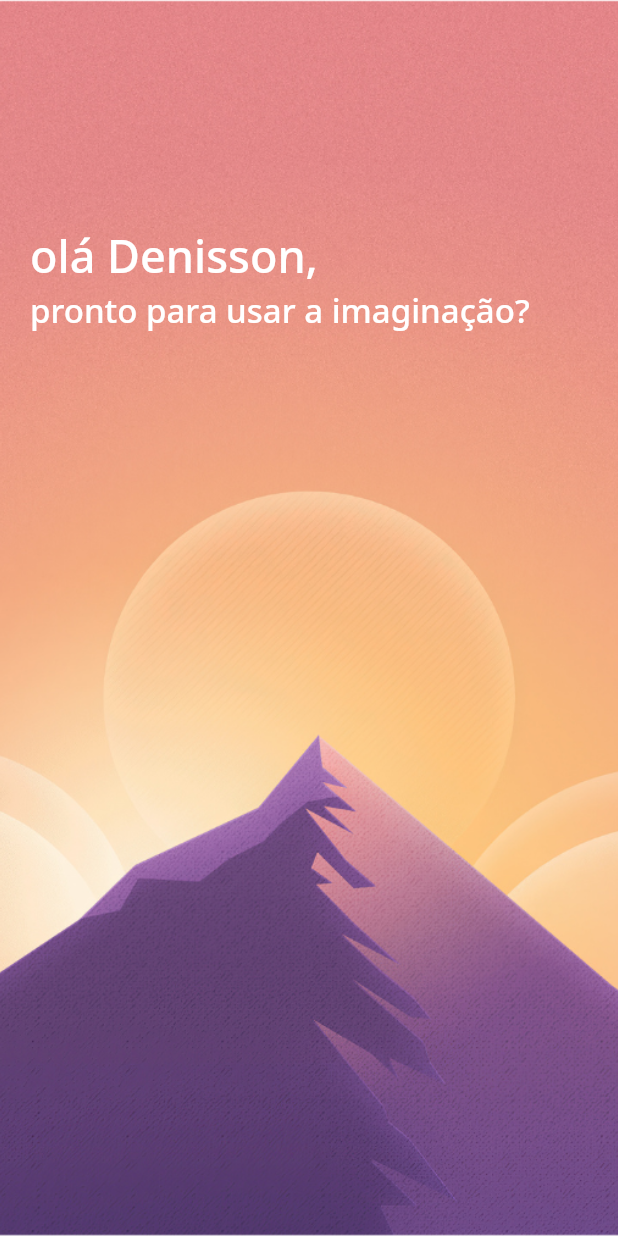
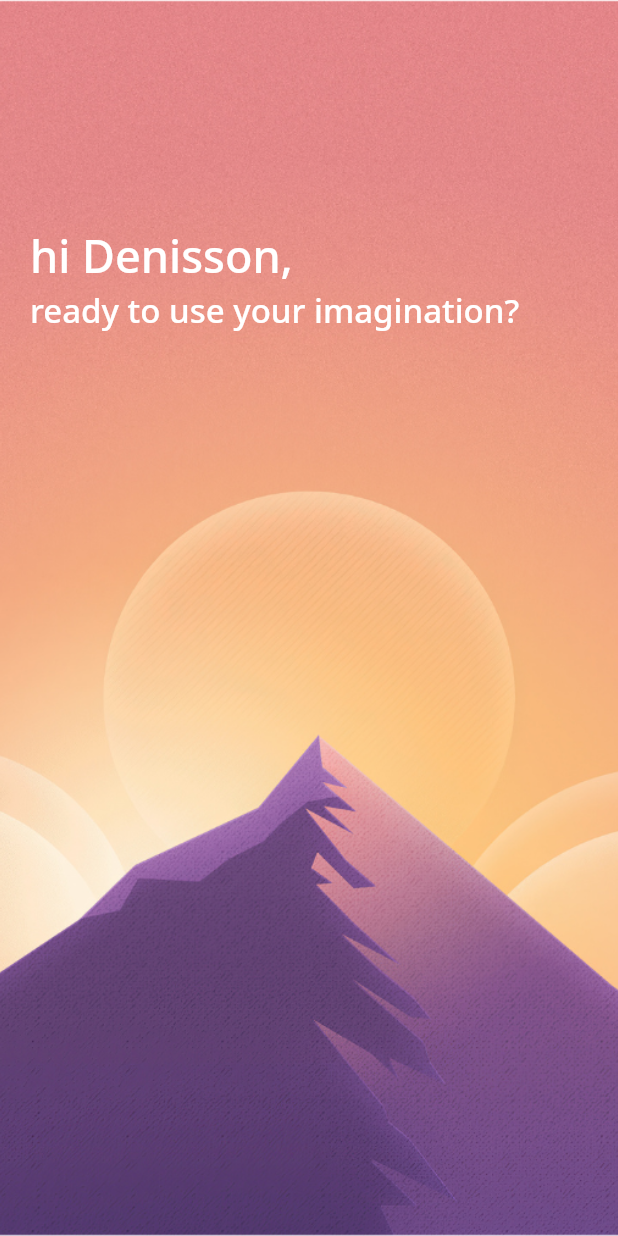
Before and after one commit to DeniCarvalho/dixit-go, a Flutter app: the screen it shows after launch, on a phone screen of 412 x 824 dp. Run offline on Flutter 3.47's test engine with Material 2 defaults, Android fonts, the phone set to English and light mode, and no system bars; drawn by our look-alikes of animated_text_kit; our stand-ins replace auto_size_text, get, google_fonts, transparent_image; missing offline and left inert: rect_getter; statements that could not run were skipped.

Commit message:
feat: internationalization

```diff
--- a/lib/core/app_widget.dart
+++ b/lib/core/app_widget.dart
@@ -1,6 +1,8 @@
 import 'package:flutter/material.dart';
 import 'package:flutter/services.dart';
+import 'package:flutter_localizations/flutter_localizations.dart';
 import 'package:get/get.dart';
+import '../internationalization/appLocalizations.dart';
 import './core.dart';
 
 class AppWidget extends StatefulWidget {
@@ -59,6 +61,16 @@ class _AppWidgetState extends State<AppWidget> {
         theme: ThemeData(
           scaffoldBackgroundColor: AppColors.primary,
         ),
+        supportedLocales: [
+          Locale('en', 'US'),
+          Locale('pt', 'BR'),
+        ],
+        localizationsDelegates: [
+          AppLocalizations.delegate,
+          GlobalMaterialLocalizations.delegate,
+          GlobalWidgetsLocalizations.delegate,
+          GlobalCupertinoLocalizations.delegate,
+        ],
         home: widget.defaultHome,
         onGenerateRoute: widget.routes,
       ),
--- /dev/null
+++ b/lib/internationalization/appLocalizations.dart
@@ -0,0 +1,44 @@
+import 'dart:convert';
+
+import 'package:flutter/material.dart';
+import 'package:flutter/services.dart';
+
+import 'appLocalizationsDelegate.dart';
+
+class AppLocalizations {
+  final Locale locale;
+
+  AppLocalizations({
+    required this.locale,
+  });
+
+  // Helper method to keep the code in the widgets concise
+  // Localizations are accessed using an InheritedWidget "of" syntax
+  static AppLocalizations? of(BuildContext context) {
+    return Localizations.of<AppLocalizations>(context, AppLocalizations);
+  }
+
+  // Static member to have a simple access to the delegate from the MaterialApp
+  static const LocalizationsDelegate<AppLocalizations> delegate =
+      AppLocalizationsDelegate();
+
+  late Map<String, String> _localizedStrings;
+
+  Future<bool> load() async {
+    // Load the language JSON file from the "lang" folder
+    String jsonString =
+        await rootBundle.loadString('assets/i18n/${locale.languageCode}.json');
+    Map<String, dynamic> jsonMap = json.decode(jsonString);
+
+    _localizedStrings = jsonMap.map((key, value) {
+      return MapEntry(key, value.toString());
+    });
+
+    return true;
+  }
+
+  // This method will be called from every widget which needs a localized text
+  String? translate(String key) {
+    return _localizedStrings[key];
+  }
+}
--- /dev/null
+++ b/lib/internationalization/appLocalizationsDelegate.dart
@@ -0,0 +1,25 @@
+import 'package:dixit_go/internationalization/appLocalizations.dart';
+import 'package:flutter/material.dart';
+
+class AppLocalizationsDelegate extends LocalizationsDelegate<AppLocalizations> {
+  // This delegate instance will never change (it doesn't even have fields!)
+  // It can provide a constant constructor.
+  const AppLocalizationsDelegate();
+
+  @override
+  bool isSupported(Locale locale) {
+    // Include all of your supported language codes here
+    return ['pt', 'en'].contains(locale.languageCode);
+  }
+
+  @override
+  Future<AppLocalizations> load(Locale locale) async {
+    // AppLocalizations class is where the JSON loading actually runs
+    AppLocalizations localizations = new AppLocalizations(locale: locale);
+    await localizations.load();
+    return localizations;
+  }
+
+  @override
+  bool shouldReload(AppLocalizationsDelegate old) => false;
+}
--- /dev/null
+++ b/lib/internationalization/internationalization.dart
@@ -0,0 +1,2 @@
+export './appLocalizations.dart';
+export './i18n_extension.dart';
--- a/lib/main.dart
+++ b/lib/main.dart
@@ -1,5 +1,4 @@
 import 'dart:io';
-import 'package:dixit_go/core/core.dart';
 import 'package:dixit_go/core/app_router.dart';
 import 'package:flutter/material.dart';
 
--- a/lib/pages/game/pregame/pre_game_page.dart
+++ b/lib/pages/game/pregame/pre_game_page.dart
@@ -1,7 +1,9 @@
 import 'dart:math';
-import 'package:dixit_go/core/core.dart';
-import 'package:dixit_go/pages/game/pregame/widgets/center_widget.dart';
+
 import 'package:flutter/material.dart';
+
+import '../../../core/core.dart';
+import 'widgets/center_widget.dart';
 
 class PreGamePage extends StatefulWidget {
   @override
--- a/lib/pages/game/pregame/widgets/center_widget.dart
+++ b/lib/pages/game/pregame/widgets/center_widget.dart
@@ -1,8 +1,9 @@
 import 'package:animated_text_kit/animated_text_kit.dart';
-import 'package:dixit_go/core/app_router.dart';
-import 'package:dixit_go/core/core.dart';
 import 'package:flutter/material.dart';
 import 'package:google_fonts/google_fonts.dart';
+
+import '../../../../core/app_router.dart';
+import '../../../../core/core.dart';
 
 class CenterWidget extends StatefulWidget {
   final Function() showColor;
--- a/lib/pages/game/widgets/player_list.dart
+++ b/lib/pages/game/widgets/player_list.dart
@@ -1,6 +1,7 @@
-import 'package:dixit_go/models/game_model.dart';
-import 'package:dixit_go/pages/game/widgets/player_empty_widget.dart';
 import 'package:flutter/material.dart';
+
+import '../../../models/game_model.dart';
+import 'player_empty_widget.dart';
 
 class PlayerList extends StatefulWidget {
   final List<PlayerModel> players;
--- a/lib/pages/game/widgets/title_widget.dart
+++ b/lib/pages/game/widgets/title_widget.dart
@@ -1,7 +1,8 @@
 import 'package:animated_text_kit/animated_text_kit.dart';
-import 'package:dixit_go/components/button_pulse_component.dart';
-import 'package:dixit_go/core/core.dart';
 import 'package:flutter/material.dart';
+
+import '../../../components/button_pulse_component.dart';
+import '../../../core/core.dart';
 
 class TitleWidget extends StatelessWidget {
   @override
--- a/lib/pages/home/home_page.dart
+++ b/lib/pages/home/home_page.dart
@@ -1,8 +1,8 @@
-import 'package:dixit_go/components/background_component.dart';
-import 'package:dixit_go/core/app_router.dart';
-import 'package:dixit_go/core/core.dart';
 import 'package:flutter/material.dart';
 
+import '../../components/background_component.dart';
+import '../../core/app_router.dart';
+import '../../core/core.dart';
 import 'widgets/bottom_widget.dart';
 import 'widgets/center_widget.dart';
 import 'widgets/top_widget.dart';
--- a/lib/pages/home/widgets/bottom_widget.dart
+++ b/lib/pages/home/widgets/bottom_widget.dart
@@ -1,6 +1,8 @@
 import 'package:auto_size_text/auto_size_text.dart';
-import 'package:dixit_go/core/core.dart';
+import 'package:dixit_go/internationalization/i18n_extension.dart';
 import 'package:flutter/material.dart';
+
+import '../../../core/core.dart';
 
 class BottomWidget extends StatelessWidget {
   final bool visible;
@@ -24,7 +26,7 @@ class BottomWidget extends StatelessWidget {
             Container(
               padding: const EdgeInsets.only(bottom: 10, left: 12),
               child: Text(
-                'O que deseja fazer?',
+                'wantDo'.i18n(context),
                 style: AppTextStyles.titleBold,
               ),
             ),
@@ -36,8 +38,8 @@ class BottomWidget extends StatelessWidget {
                 physics: BouncingScrollPhysics(),
                 children: <Widget>[
                   _cardOption(
-                    title: "Nova partida",
-                    description: "Inicie uma partida do zero",
+                    title: 'newGame'.i18n(context),
+                    description: 'newGameDescription'.i18n(context),
                     leading: Icons.golf_course,
                     action: () {
                       // await Future.delayed(new Duration(milliseconds: 100));
@@ -48,14 +50,14 @@ class BottomWidget extends StatelessWidget {
                     },
                   ),
                   _cardOption(
-                    title: "Entrar na partida",
-                    description: "Use o código para entra",
+                    title: 'joinGame'.i18n(context),
+                    description: 'joinGameDescription'.i18n(context),
                     leading: Icons.open_in_browser,
                     action: () {},
                   ),
                   _cardOption(
-                    title: "Como jogar",
-                    description: "Conheça as regras do jogo",
+                    title: 'helpPlayer'.i18n(context),
+                    description: 'helpPlayerDescription'.i18n(context),
                     leading: Icons.open_in_browser,
                     action: () {},
                   ),
--- a/lib/pages/home/widgets/center_widget.dart
+++ b/lib/pages/home/widgets/center_widget.dart
@@ -1,8 +1,10 @@
 import 'package:animated_text_kit/animated_text_kit.dart';
-import 'package:dixit_go/core/app_router.dart';
-import 'package:dixit_go/core/core.dart';
-import 'package:dixit_go/models/user_model.dart';
 import 'package:flutter/material.dart';
+
+import '../../../core/app_router.dart';
+import '../../../core/core.dart';
+import '../../../internationalization/internationalization.dart';
+import '../../../models/user_model.dart';
 
 class CenterWidget extends StatefulWidget {
   final OrigemEnum origem;
@@ -58,7 +60,7 @@ class _CenterWidgetState extends State<CenterWidget> {
                             repeatForever: false,
                             animatedTexts: [
                               TyperAnimatedText(
-                                'olá ${userModel.firstName()},',
+                                '${'hello'.i18n(context).toLowerCase()} ${userModel.firstName()},',
                                 textStyle: AppTextStyles.titleBanner,
                                 speed: const Duration(milliseconds: 100),
                               ),
@@ -76,7 +78,7 @@ class _CenterWidgetState extends State<CenterWidget> {
                             repeatForever: false,
                             animatedTexts: [
                               TyperAnimatedText(
-                                'pronto para usar a imaginação?',
+                                'readyImagination'.i18n(context).toLowerCase(),
                                 textStyle: AppTextStyles.subtitleBanner,
                                 speed: const Duration(milliseconds: 40),
                               ),
@@ -93,13 +95,13 @@ class _CenterWidgetState extends State<CenterWidget> {
                   children: [
                     Container(
                       child: Text(
-                        'olá ${userModel.firstName()},',
+                        '${'hello'.i18n(context).toLowerCase()} ${userModel.firstName()},',
                         style: AppTextStyles.titleBanner,
                       ),
                     ),
                     Container(
                       child: Text(
-                        'pronto para usar a imaginação?',
+                        'readyImagination'.i18n(context).toLowerCase(),
                         style: AppTextStyles.subtitleBanner,
                       ),
                     ),
--- a/lib/pages/home/widgets/top_widget.dart
+++ b/lib/pages/home/widgets/top_widget.dart
@@ -1,6 +1,7 @@
-import 'package:dixit_go/components/avatar_component.dart';
-import 'package:dixit_go/components/logo_component.dart';
 import 'package:flutter/material.dart';
+
+import '../../../components/avatar_component.dart';
+import '../../../components/logo_component.dart';
 
 class TopWidget extends StatelessWidget {
   final bool visible;
--- a/pubspec.yaml
+++ b/pubspec.yaml
@@ -23,6 +23,9 @@ environment:
 dependencies:
   flutter:
     sdk: flutter
+  flutter_localizations:
+   sdk: flutter
+
   cupertino_icons: ^1.0.2
   google_fonts: ^2.0.0
   get: ^4.1.4
@@ -48,6 +51,7 @@ flutter:
 
   # To add assets to your application, add an assets section, like this:
   assets:
+    - assets/i18n/
     - assets/images/bg.png
     - assets/images/2.0x/bg.png
     - assets/images/3.0x/bg.png
@@ -56,6 +60,7 @@ flutter:
     - assets/images/3.0x/bg-repeat.png
     - assets/images/
     - assets/images/avatar/
+
   #   - images/a_dot_ham.jpeg
 
   # An image asset can refer to one or more resolution-specific "variants", see
```
Also changed, not shown: assets/i18n/en.json (added, +11 -0 lines), assets/i18n/pt.json (added, +11 -0 lines), lib/internationalization/i18n_extension.dart (added, +9 -0 lines), lib/pages/game/join/join_page.dart (+8 -7 lines), lib/pages/game/widgets/player_empty_widget.dart (+4 -3 lines), lib/pages/splash/splash_page.dart (+5 -4 lines), pubspec.lock.
